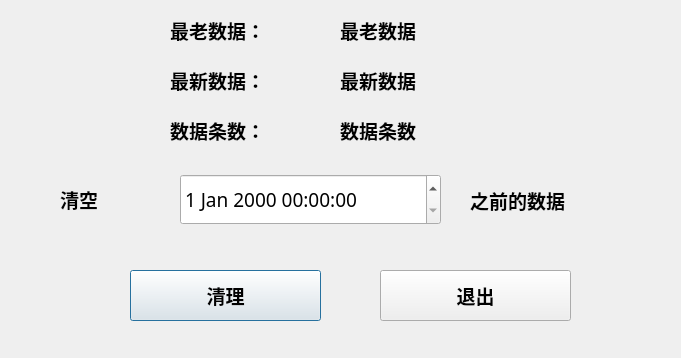
byteman/bullet, file dialogclearup.ui: the form before one commit.
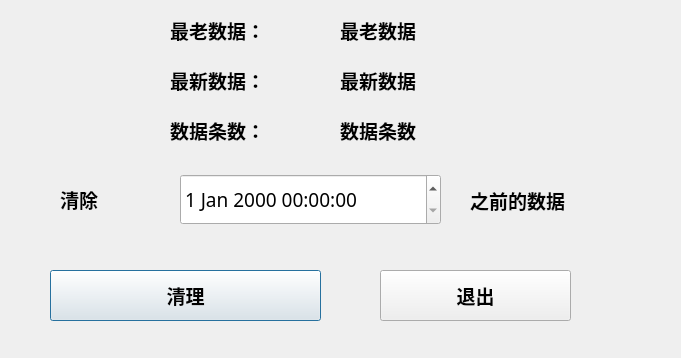
The form after the commit.

Diff of the .ui file:
```diff
--- a/dialogclearup.ui
+++ b/dialogclearup.ui
@@ -47,7 +47,7 @@
     </font>
    </property>
    <property name="text">
-    <string>清空</string>
+    <string>清除</string>
    </property>
   </widget>
   <widget class="QLabel" name="label_2">
@@ -74,9 +74,9 @@
   <widget class="QPushButton" name="btnClearUp">
    <property name="geometry">
     <rect>
-     <x>130</x>
+     <x>50</x>
      <y>270</y>
-     <width>191</width>
+     <width>271</width>
      <height>51</height>
     </rect>
    </property>
```
